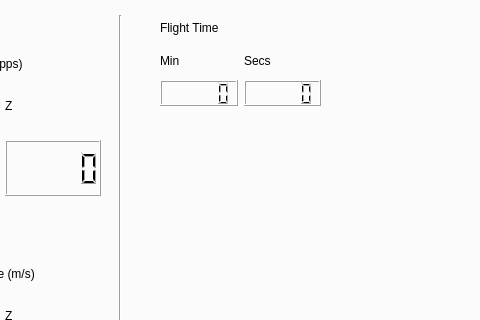
First picture: the form in src/GUI/GUI_Sampler.ui, repository FSC-Lab/ground_station_gui, before the edit; both pictures show x 552 to 1032 and y 101 to 421 of the 1341 by 857 pixel window.
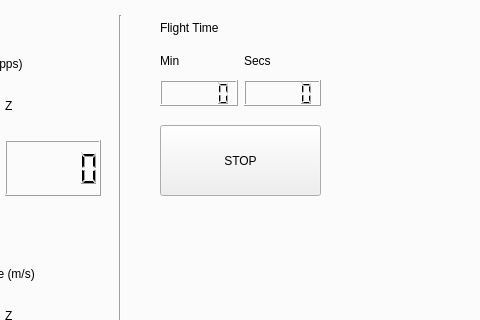
Second picture: the form after the edit. The open tabs and pages were chosen to show the change.

Diff of the .ui file:
```diff
--- a/src/GUI/GUI_Sampler.ui
+++ b/src/GUI/GUI_Sampler.ui
@@ -1572,6 +1572,22 @@
      </item>
     </layout>
    </widget>
+   <widget class="QPushButton" name="btnSTOP">
+    <property name="geometry">
+     <rect>
+      <x>710</x>
+      <y>200</y>
+      <width>161</width>
+      <height>71</height>
+     </rect>
+    </property>
+    <property name="text">
+     <string>STOP</string>
+    </property>
+    <property name="shortcut">
+     <string>Return</string>
+    </property>
+   </widget>
   </widget>
   <widget class="QWidget" name="ManualFlightManagment_Tab">
    <attribute name="title">
```
Left out of the diff: 2 changed lines with no effect on the pictures.
